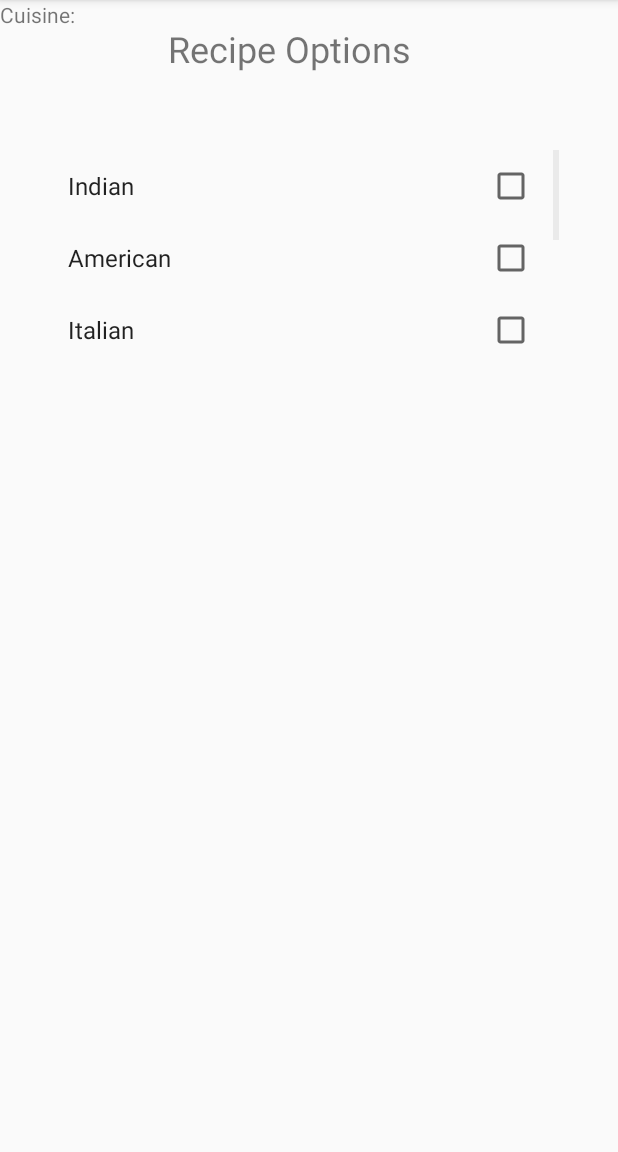
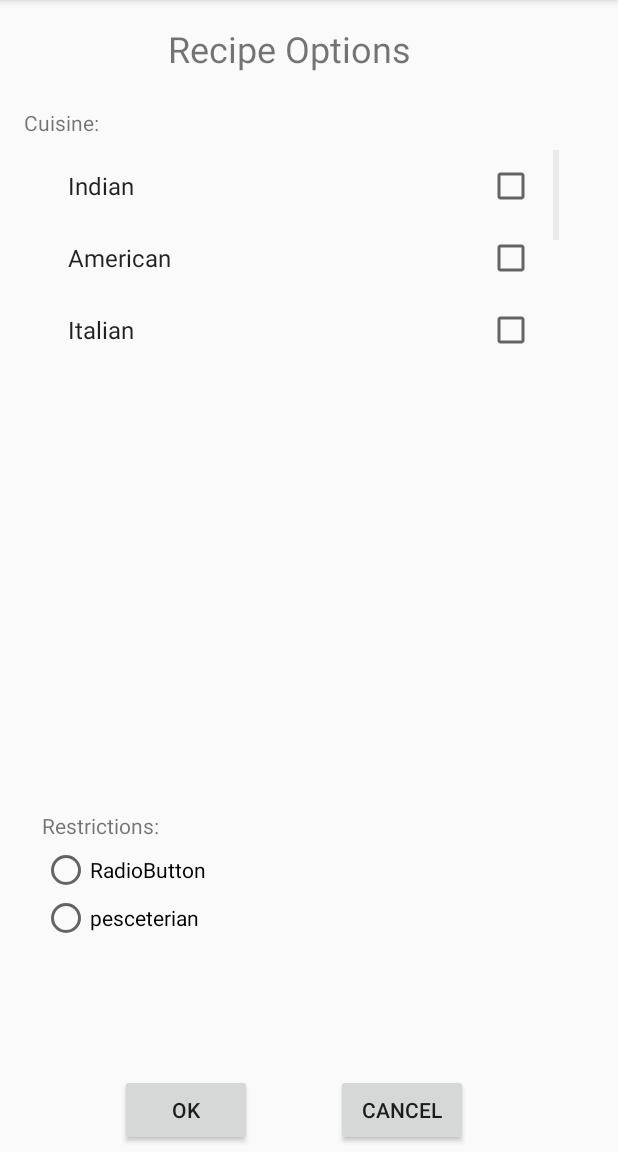
Before and after one commit to saurabhp96/Capstone18, an Android app: the RecipeOptions screen opened directly, with no data from a screen before it, on a phone screen of 412 x 824 dp, the part 84-1236 px from its top. Run offline under Robolectric (Android 15) with nearby library versions, the phone set to English and light mode, and no system bars.

Commit message:
Added radio buttons for cuisine restriction on recipe options

```diff
--- a/app/src/main/java/com/example/capstone18/capstone/RecipeOptions.java
+++ b/app/src/main/java/com/example/capstone18/capstone/RecipeOptions.java
@@ -1,13 +1,17 @@
 package com.example.capstone18.capstone;
 
+import android.content.Intent;
 import android.support.v7.app.AppCompatActivity;
 import android.os.Bundle;
+import android.view.View;
 import android.widget.ArrayAdapter;
 import android.widget.GridView;
+import android.widget.RadioGroup;
 
 public class RecipeOptions extends AppCompatActivity {
 
     private GridView gridView;
+    private RadioGroup restrictionGroup;
 
     @Override
     protected void onCreate(Bundle savedInstanceState) {
@@ -18,7 +22,19 @@ public class RecipeOptions extends AppCompatActivity {
         String[] cuisines=getResources().getStringArray(R.array.cuisines);
         ArrayAdapter adapter=new ArrayAdapter(this,android.R.layout.simple_list_item_multiple_choice,cuisines);
         gridView.setAdapter(adapter);
+        restrictionGroup=(RadioGroup)findViewById(R.id.cuisine_restriction);
 
 
     }
+
+    public void okPressed(View v){
+        Bundle bundle=new Bundle();
+        Intent intent=new Intent(this,Recipes.class);
+        startActivity(intent,bundle);
+
+    }
+
+    public void cancelPressed(View v){
+        finish();
+    }
 }
--- a/app/src/main/res/layout/activity_recipe_options.xml
+++ b/app/src/main/res/layout/activity_recipe_options.xml
@@ -21,9 +21,11 @@
         android:id="@+id/cuisine_title"
         android:layout_width="wrap_content"
         android:layout_height="wrap_content"
+        android:layout_marginStart="16dp"
+        android:layout_marginTop="72dp"
         android:text="Cuisine:"
-        tools:layout_editor_absoluteX="16dp"
-        tools:layout_editor_absoluteY="72dp" />
+        app:layout_constraintStart_toStartOf="parent"
+        app:layout_constraintTop_toTopOf="parent" />
 
     <GridView
         android:id="@+id/cuisine_grid"
@@ -37,4 +39,61 @@
         app:layout_constraintStart_toStartOf="parent"
         app:layout_constraintTop_toTopOf="parent" />
 
+    <RadioGroup
+        android:id="@+id/cuisine_restriction"
+        android:layout_width="wrap_content"
+        android:layout_height="wrap_content"
+        android:layout_marginBottom="140dp"
+        android:layout_marginStart="28dp"
+        app:layout_constraintBottom_toBottomOf="parent"
+        app:layout_constraintStart_toStartOf="parent">
+
+        <RadioButton
+            android:id="@+id/vegeterian_button"
+            android:layout_width="wrap_content"
+            android:layout_height="wrap_content"
+            android:layout_weight="1"
+            android:text="RadioButton"
+            tools:text="Vegeterian" />
+
+        <RadioButton
+            android:id="@+id/pesc_button"
+            android:layout_width="wrap_content"
+            android:layout_height="wrap_content"
+            android:layout_weight="1"
+            android:text="@string/pesc" />
+    </RadioGroup>
+
+    <TextView
+        android:id="@+id/restriction_title"
+        android:layout_width="wrap_content"
+        android:layout_height="wrap_content"
+        android:layout_marginBottom="4dp"
+        android:layout_marginStart="28dp"
+        android:text="Restrictions:"
+        app:layout_constraintBottom_toTopOf="@+id/cuisine_restriction"
+        app:layout_constraintStart_toStartOf="parent" />
+
+    <Button
+        android:id="@+id/button2"
+        android:layout_width="wrap_content"
+        android:layout_height="wrap_content"
+        android:layout_marginBottom="4dp"
+        android:layout_marginStart="80dp"
+        android:onClick="okPressed"
+        android:text="@android:string/ok"
+        app:layout_constraintBottom_toBottomOf="parent"
+        app:layout_constraintStart_toStartOf="parent" />
+
+    <Button
+        android:id="@+id/cancel_recipe_button"
+        android:layout_width="wrap_content"
+        android:layout_height="wrap_content"
+        android:layout_marginBottom="4dp"
+        android:layout_marginStart="56dp"
+        android:onClick="cancelPressed"
+        android:text="@android:string/cancel"
+        app:layout_constraintBottom_toBottomOf="parent"
+        app:layout_constraintStart_toEndOf="@+id/button2" />
+
 </android.support.constraint.ConstraintLayout>
--- a/app/src/main/res/values/strings.xml
+++ b/app/src/main/res/values/strings.xml
@@ -6,6 +6,7 @@
     <string name="gram">gram</string>
     <string name="kilogram">kg</string>
     <string name="physical_units">units</string>
+    <string name="pesc">pesceterian</string>
     <string-array name="measurementUnits">
         <item>lb</item>
         <item>gram</item>
```
